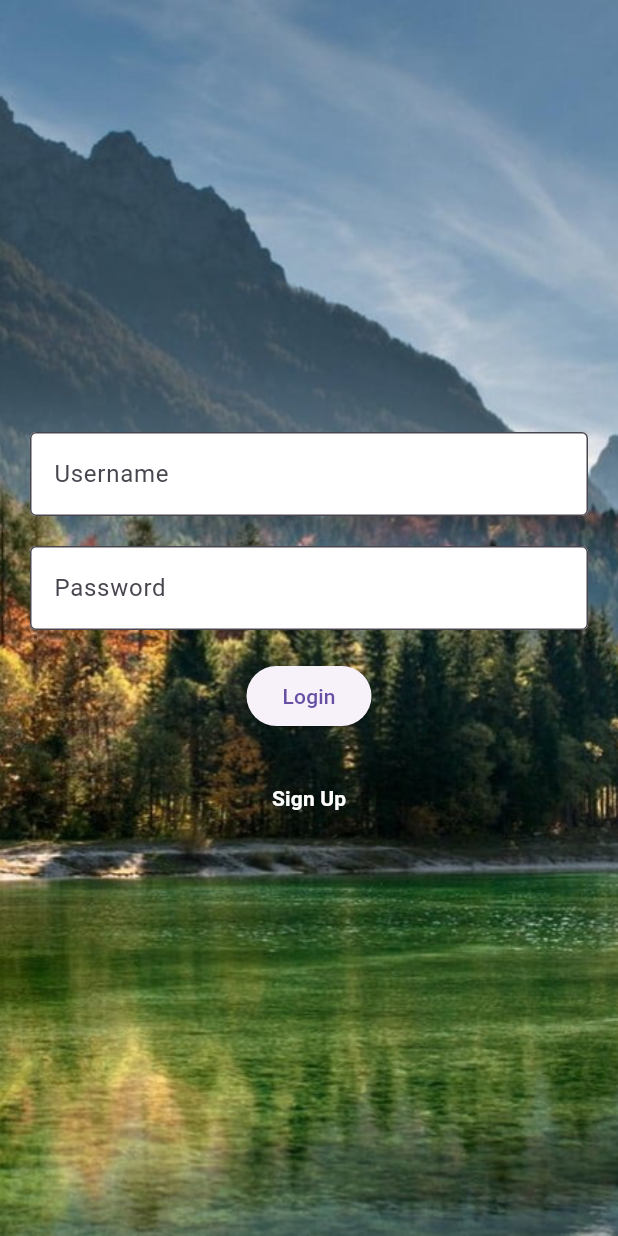
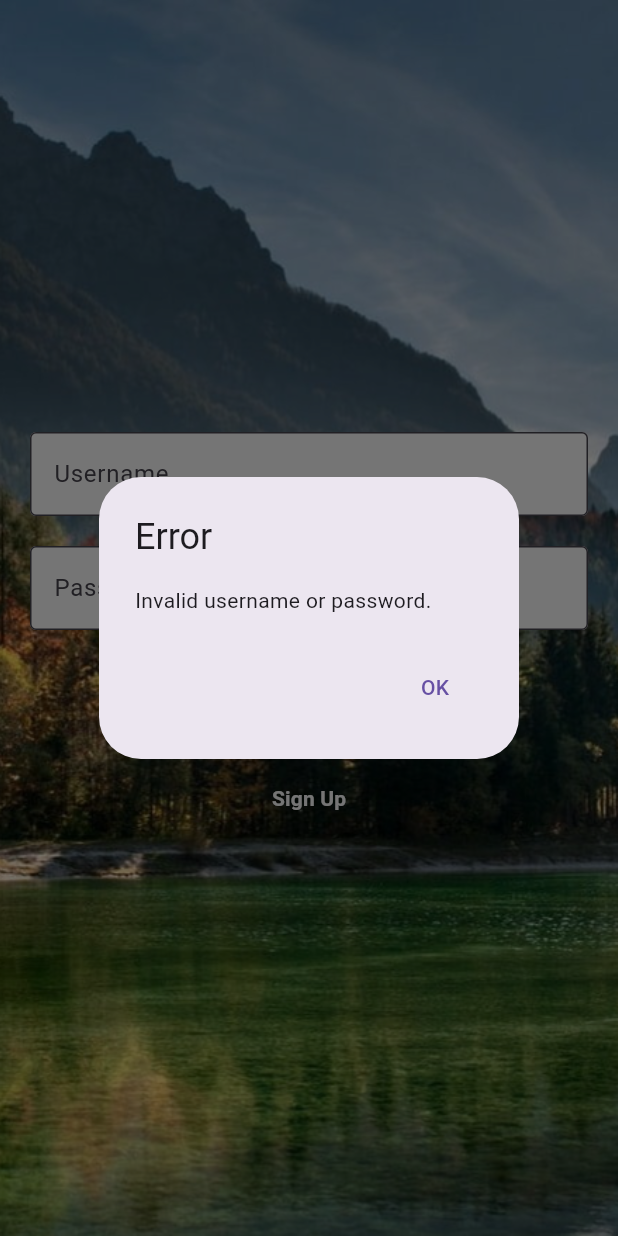
Before and after one commit to yashseth391/ourflutterproject, a Flutter app: the LoginPage screen opened by its route, after a tap on "Login", on a phone screen of 412 x 824 dp. Run offline on Flutter 3.47's test engine with Material 3 defaults, Android fonts, the phone set to English and light mode, and no system bars; our stand-ins replace hive; accounts and stored records are empty.

Commit message:
now can login but need to divert to page

```diff
--- a/lib/main.dart
+++ b/lib/main.dart
@@ -1,13 +1,6 @@
 import 'package:flutter/material.dart';
 import 'package:path_provider/path_provider.dart';
 import 'package:hive/hive.dart';
-
-// ElevatedButton(
-//              onPressed: () {
-//              Navigator.pushNamed(context, '/Sell');
-//          },
-//        child: Text('Sell Waste'),
-//    ),
 
 void main() async {
   WidgetsFlutterBinding.ensureInitialized();
@@ -104,8 +97,6 @@ class HomePage extends StatelessWidget {
     );
   }
 }
-
-//admin page
 
 class AdminPage extends StatelessWidget {
   final TextEditingController usernameController = TextEditingController();
@@ -209,8 +200,7 @@ class _LoginPageState extends State<LoginPage> {
       body: Container(
         decoration: const BoxDecoration(
           image: DecorationImage(
-            image:
-                AssetImage('images/bg2.jpg'), // Path to your background image
+            image: AssetImage('images/bg2.jpg'),
             fit: BoxFit.cover,
           ),
         ),
@@ -248,12 +238,10 @@ class _LoginPageState extends State<LoginPage> {
                     String enteredUsername = usernameController.text;
                     String enteredPassword = passwordController.text;
 
-                    String storedUsername =
-                        box.get(enteredUsername, defaultValue: '');
                     String storedPassword =
                         box.get(enteredUsername, defaultValue: '');
 
-                    if (enteredUsername == storedUsername &&
+                    if (storedPassword.isNotEmpty &&
                         enteredPassword == storedPassword) {
                       Navigator.pushNamed(context, '/home');
                     } else {
@@ -441,7 +429,6 @@ class _SignupPageState extends State<SignupPage> {
   }
 }
 
-//dashboard
 class Dashboard extends StatelessWidget {
   @override
   Widget build(BuildContext context) {
@@ -459,8 +446,22 @@ class Dashboard extends StatelessWidget {
               return ListView.builder(
                 itemCount: users.length,
                 itemBuilder: (BuildContext context, int index) {
+                  String username = users[index];
                   return ListTile(
-                    title: Text(users[index]),
+                    title: Text(username),
+                    trailing: IconButton(
+                      icon: Icon(Icons.delete),
+                      onPressed: () {
+                        // Delete the username from the Hive box
+                        usersBox.delete(username);
+                        // Rebuild the UI to reflect the changes
+                        ScaffoldMessenger.of(context).showSnackBar(
+                          SnackBar(
+                            content: Text('User $username deleted.'),
+                          ),
+                        );
+                      },
+                    ),
                   );
                 },
               );
```
